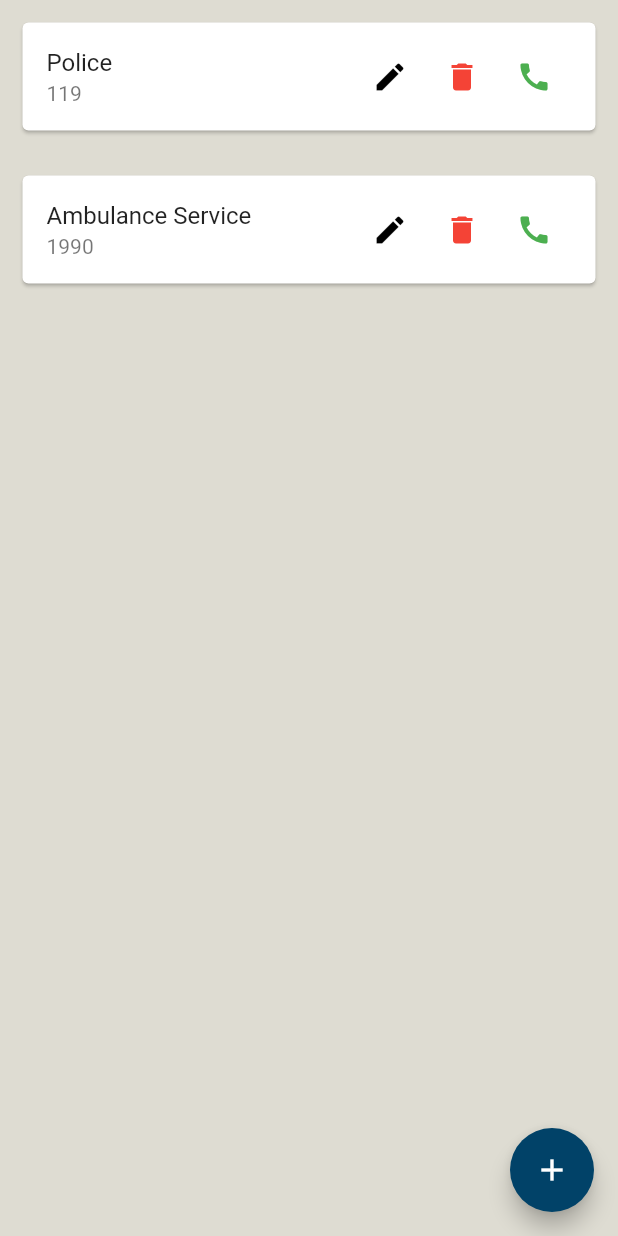
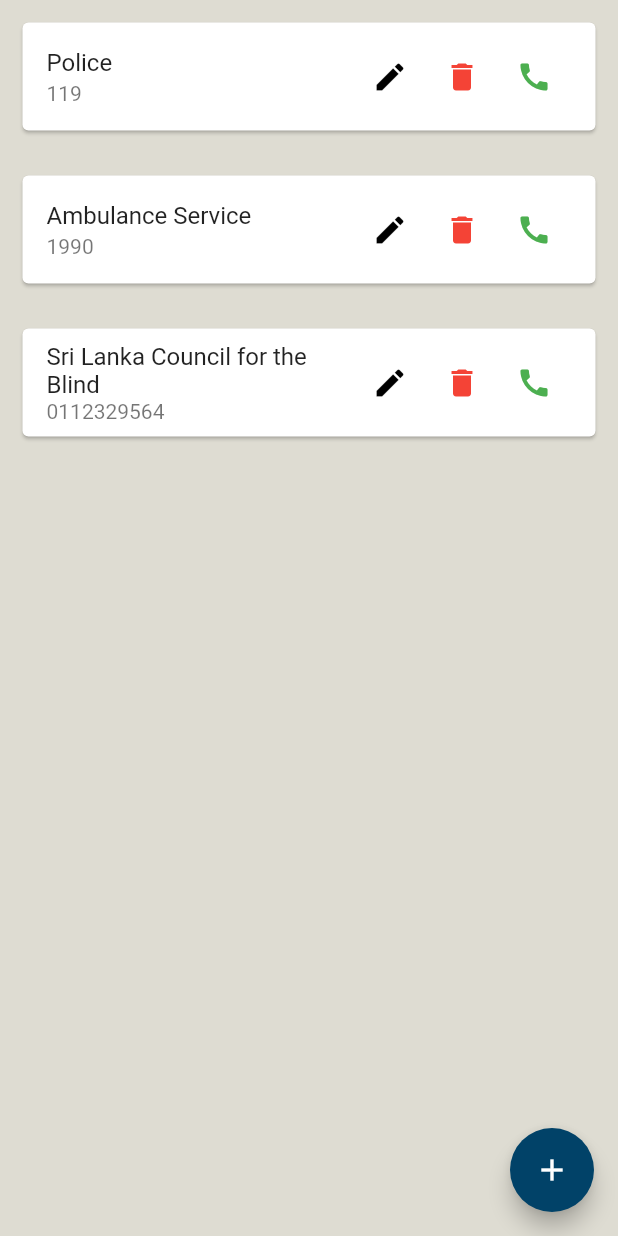
Before and after one commit to AQEEL-SHAFY/Ollin, a Flutter app: the ContactPage screen opened directly, after a tap on the "call" icon, on a phone screen of 412 x 824 dp. Run offline on Flutter 3.47's test engine with Material 2 defaults, Android fonts, the light colour scheme and no system bars; our stand-ins replace flutter_tts, geocoding, geolocator, image_picker, sqflite; accounts and stored records are empty.

Commit message:
Edit default contacts

```diff
--- a/lib/contacts.dart
+++ b/lib/contacts.dart
@@ -273,7 +273,7 @@
                                 color: Colors.green,
                               ),
                               onPressed: () {
-                                launch(("119"));
+                                launch("tel:119");
                                 _speak3();
                               }),
                         ],
@@ -309,7 +309,43 @@
                                 color: Colors.green,
                               ),
                               onPressed: () {
-                                launch(("1990"));
+                                launch("tel:1990");
+                                _speak3();
+                              }),
+                        ],
+                      ),
+                    ),
+                  ),
+                ),
+                Card(
+                  color: const Color(0xFFFFFFFF),
+                  margin: const EdgeInsets.all(15),
+                  child: ListTile(
+                    title: Text("Sri Lanka Council for the Blind"),
+                    subtitle: Text("0112329564"),
+                    trailing: SizedBox(
+                      width: 145,
+                      child: Row(
+                        children: [
+                          IconButton(
+                              icon: const Icon(
+                                Icons.edit,
+                                color: Colors.black,
+                              ),
+                              onPressed: () {}),
+                          IconButton(
+                              icon: const Icon(
+                                Icons.delete,
+                                color: Colors.red,
+                              ),
+                              onPressed: () {}),
+                          IconButton(
+                              icon: const Icon(
+                                Icons.call,
+                                color: Colors.green,
+                              ),
+                              onPressed: () {
+                                launch("tel:0112329564");
                                 _speak3();
                               }),
                         ],
```
